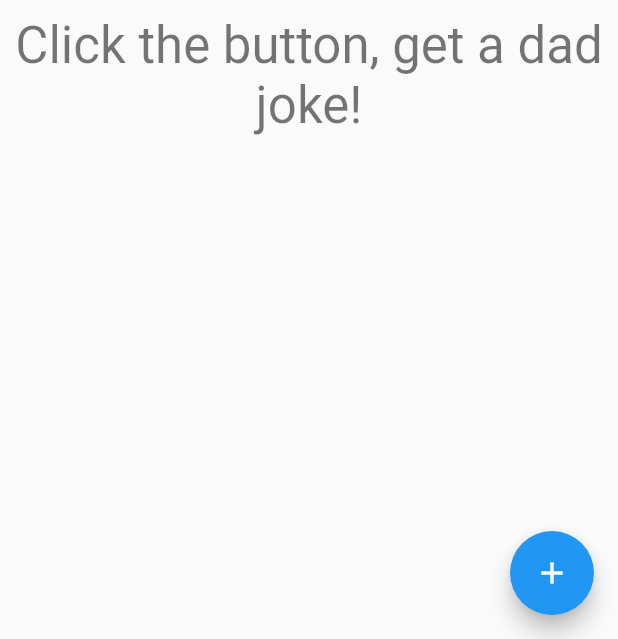
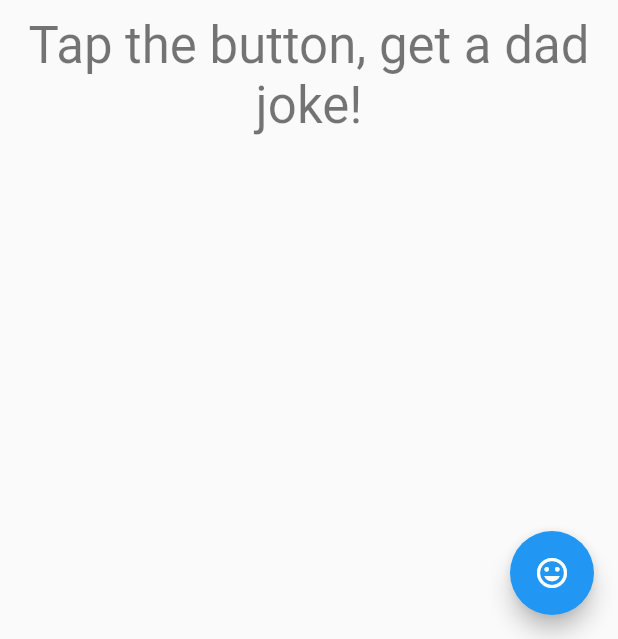
Before and after one commit to sethwilsonUS/dad_bot, a Flutter app: the screen it shows after launch, on a phone screen of 412 x 824 dp, the part 597-1236 px from its top. Run offline on Flutter 3.47's test engine with Material 2 defaults, Android fonts, the phone set to English and light mode, and no system bars.

Commit message:
Minor changes:
- made changes to comments to reflect reality.
- changed "click" to "tap" in initial text.

```diff
--- a/lib/main.dart
+++ b/lib/main.dart
@@ -67,14 +67,14 @@ class _MyHomePageState extends State<MyHomePage> {
     "I just read a book about Stockholm syndrome. It was pretty bad at first, but by the end I liked it.",
 	  "What's the difference between a hippo and a zippo? One is really heavy, the other is a little lighter."
   ];
-  var _txt = "Click the button, get a dad joke!";
+  var _txt = "Tap the button, get a dad joke!";
 
   void _changeText() {
     setState(() {
       // This call to setState tells the Flutter framework that something has
       // changed in this State, which causes it to rerun the build method below
       // so that the display can reflect the updated values. If we changed
-      // _counter without calling setState(), then the build method would not be
+      // _text without calling setState(), then the build method would not be
       // called again, and so nothing would appear to happen.
       var rng = new Random();
       _txt = _jokes[rng.nextInt(_jokes.length)];
@@ -130,8 +130,8 @@ class _MyHomePageState extends State<MyHomePage> {
       ),
       floatingActionButton: new FloatingActionButton(
         onPressed: _changeText,
-        tooltip: 'Increment',
-        child: new Icon(Icons.add),
+        tooltip: 'Tell a Dad Joke!',
+        child: new Icon(Icons.tag_faces),
       ), // This trailing comma makes auto-formatting nicer for build methods.
     );
   }
```
Also changed, not shown: 2 other files.
